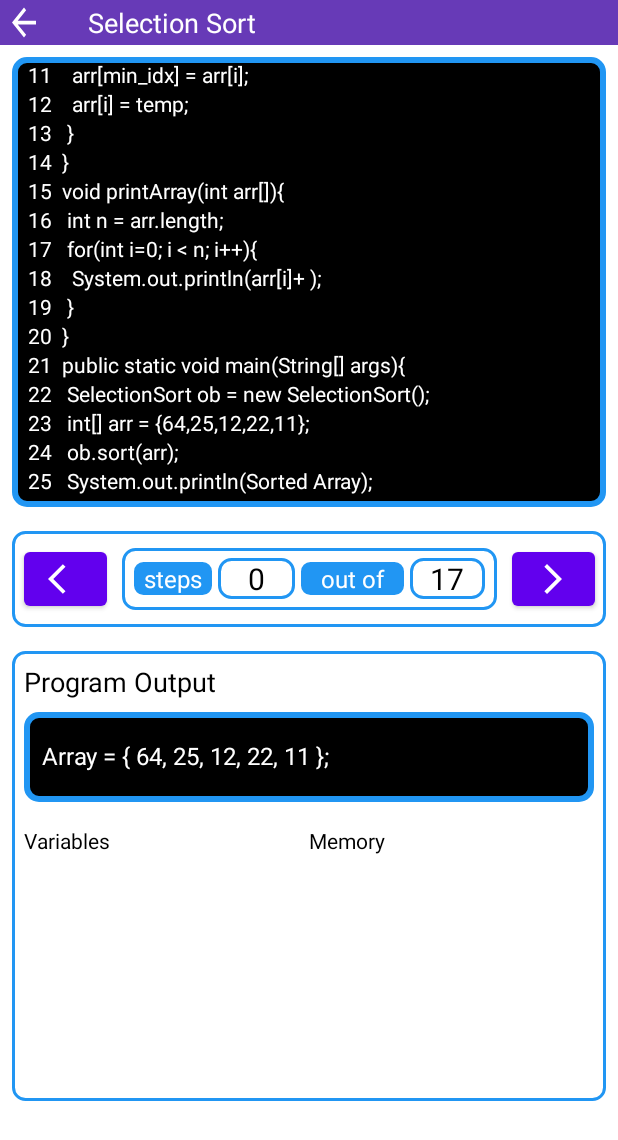
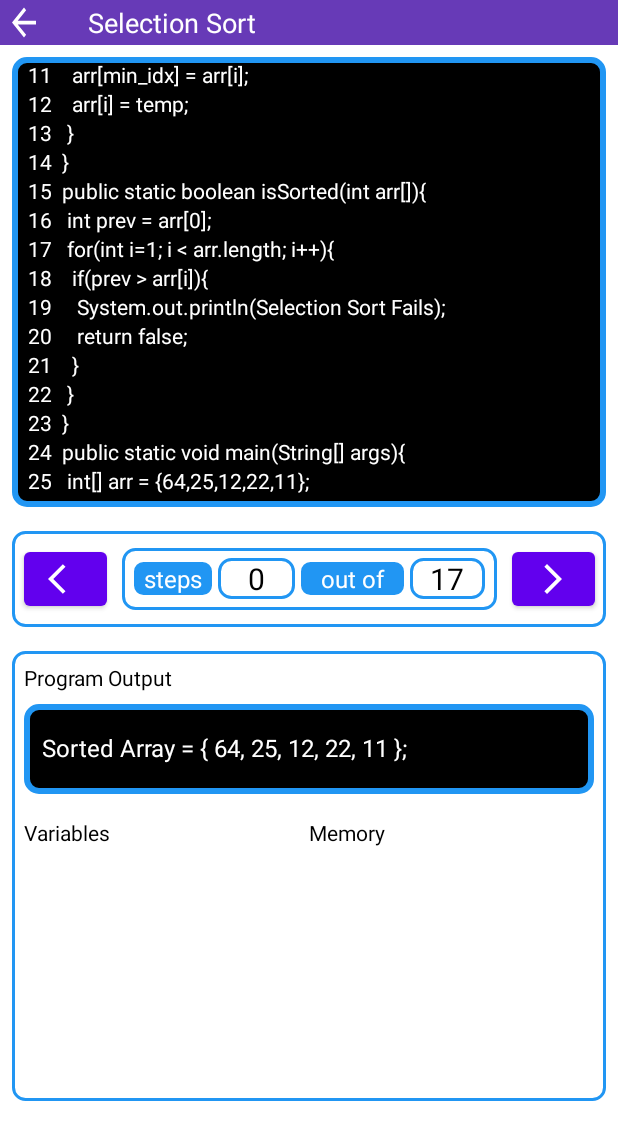
Before and after one commit to SakibvHossain/Algorithm-VA, an Android app: the Selection_Sort screen opened directly, with no data from a screen before it, scrolled down 202 dp, on a phone screen of 412 x 824 dp. Shown: the top 1140 px of the screen. Run offline under Robolectric (Android 15) with nearby library versions, the phone set to English and light mode, and no system bars; Roboto replaces fonts that are not available here.

Commit message:
code_section.xml and selection sort algorithm updated

```diff
--- a/app/src/main/res/layout/analysis_section.xml
+++ b/app/src/main/res/layout/analysis_section.xml
@@ -22,7 +22,7 @@
             android:layout_marginTop="8dp"
             android:layout_marginEnd="8dp"
             android:layout_marginStart="8dp"
-            android:textSize="18sp"
+            android:textSize="14sp"
             android:fontFamily="@font/ubuntu_medium"
             android:textColor="@color/black"
             />
@@ -72,6 +72,17 @@
                 />
         </LinearLayout>
 
+        <LinearLayout
+            android:layout_width="match_parent"
+            android:layout_height="wrap_content"
+            android:orientation="horizontal"
+            android:layout_margin="8dp"
+            android:weightSum="2">
+
+
+
+        </LinearLayout>
+
     </LinearLayout>
 
 </androidx.core.widget.NestedScrollView>
--- a/app/src/main/res/layout/code_section.xml
+++ b/app/src/main/res/layout/code_section.xml
@@ -159,11 +159,27 @@
                 android:layout_height="wrap_content"
                 android:textColor="@color/white"
                 android:text="@string/selection_27"/>
+
             <TextView
                 android:layout_width="match_parent"
                 android:layout_height="wrap_content"
                 android:textColor="@color/white"
                 android:text="@string/selection_28"/>
+            <TextView
+                android:layout_width="match_parent"
+                android:layout_height="wrap_content"
+                android:textColor="@color/white"
+                android:text="@string/selection_29"/>
+            <TextView
+                android:layout_width="match_parent"
+                android:layout_height="wrap_content"
+                android:textColor="@color/white"
+                android:text="@string/selection_30"/>
+            <TextView
+                android:layout_width="match_parent"
+                android:layout_height="wrap_content"
+                android:textColor="@color/white"
+                android:text="@string/selection_31"/>
 
         </LinearLayout>
 
--- a/app/src/main/res/values/strings.xml
+++ b/app/src/main/res/values/strings.xml
@@ -20,9 +20,9 @@
 
 
     <!-- Selection Sort -->
-    <string name="selection_1">1&#160;import java.io.*;</string>
+    <string name="selection_1">1&#160;import java.util.Arrays;</string>
     <string name="selection_2">2&#160;public class SelectionSort{</string>
-    <string name="selection_3">3&#160;&#160;void sort(int arr[]){</string>
+    <string name="selection_3">3&#160;&#160;public static void sort(int arr[]){</string>
     <string name="selection_4">4&#160;&#160;&#160;int n = arr.length;</string>
     <string name="selection_5">5&#160;&#160;&#160;for(int i=0; i &#60;&#160; n - 1; i++){</string>
     <string name="selection_6">6&#160;&#160;&#160;&#160;int min_idx = i;</string>
@@ -34,22 +34,25 @@
     <string name="selection_12">12&#160;&#160;&#160;&#160;arr[i] = temp;</string>
     <string name="selection_13">13&#160;&#160;&#160;}</string>
     <string name="selection_14">14&#160;&#160;}</string>
-    <string name="selection_15">15&#160;&#160;void printArray(int arr[]){</string>
-    <string name="selection_16">16&#160;&#160;&#160;int n = arr.length;</string>
-    <string name="selection_17">17&#160;&#160;&#160;for(int i=0; i &#60; n; i++){</string>
-    <string name="selection_18">18&#160;&#160;&#160;&#160;System.out.println(arr[i]+" ");</string>
-    <string name="selection_19">19&#160;&#160;&#160;}</string>
-    <string name="selection_20">20&#160;&#160;}</string>
-    <string name="selection_21">21&#160;&#160;public static void main(String[] args){</string>
-    <string name="selection_22">22&#160;&#160;&#160;SelectionSort ob = new SelectionSort();</string>
-    <string name="selection_23">23&#160;&#160;&#160;int[] arr = {64,25,12,22,11};</string>
-    <string name="selection_24">24&#160;&#160;&#160;ob.sort(arr);</string>
-    <string name="selection_25">25&#160;&#160;&#160;System.out.println("Sorted Array");</string>
-    <string name="selection_26">26&#160;&#160;&#160;ob.printArray(arr);</string>
-    <string name="selection_27">27&#160;&#160;}</string>
-    <string name="selection_28">28&#160;}</string>
+    <string name="selection_15">15&#160;&#160;public static boolean isSorted(int arr[]){</string>
+    <string name="selection_16">16&#160;&#160;&#160;int prev = arr[0];</string>
+    <string name="selection_17">17&#160;&#160;&#160;for(int i=1; i &#60; arr.length; i++){</string>
+    <string name="selection_18">18&#160;&#160;&#160;&#160;if(prev > arr[i]){</string>
+    <string name="selection_19">19&#160;&#160;&#160;&#160;&#160;System.out.println("Selection Sort Fails");</string>
+    <string name="selection_20">20&#160;&#160;&#160;&#160;&#160;return false;</string>
+    <string name="selection_21">21&#160;&#160;&#160;&#160;}</string>
+    <string name="selection_22">22&#160;&#160;&#160;}</string>
+    <string name="selection_23">23&#160;&#160;}</string>
+    <string name="selection_24">24&#160;&#160;public static void main(String[] args){</string>
+    <string name="selection_25">25&#160;&#160;&#160;int[] arr = {64,25,12,22,11};</string>
+    <string name="selection_26">26&#160;&#160;&#160;sort(arr);</string>
+    <string name="selection_27">27&#160;&#160;&#160;if(isSorted(arr)){</string>
+    <string name="selection_28">28&#160;&#160;&#160;&#160;System.out.println(Arrays.toString(arr));</string>
+    <string name="selection_29">29&#160;&#160;&#160;}</string>
+    <string name="selection_30">30&#160;&#160;}</string>
+    <string name="selection_31">31&#160;}</string>
     <string name="program_output">Program Output</string>
-    <string name="array_demo">Array = { 64, 25, 12, 22, 11 };</string>
+    <string name="array_demo">Sorted Array = { 64, 25, 12, 22, 11 };</string>
     <string name="variables">Variables</string>
     <string name="memory">Memory</string>
 
```
